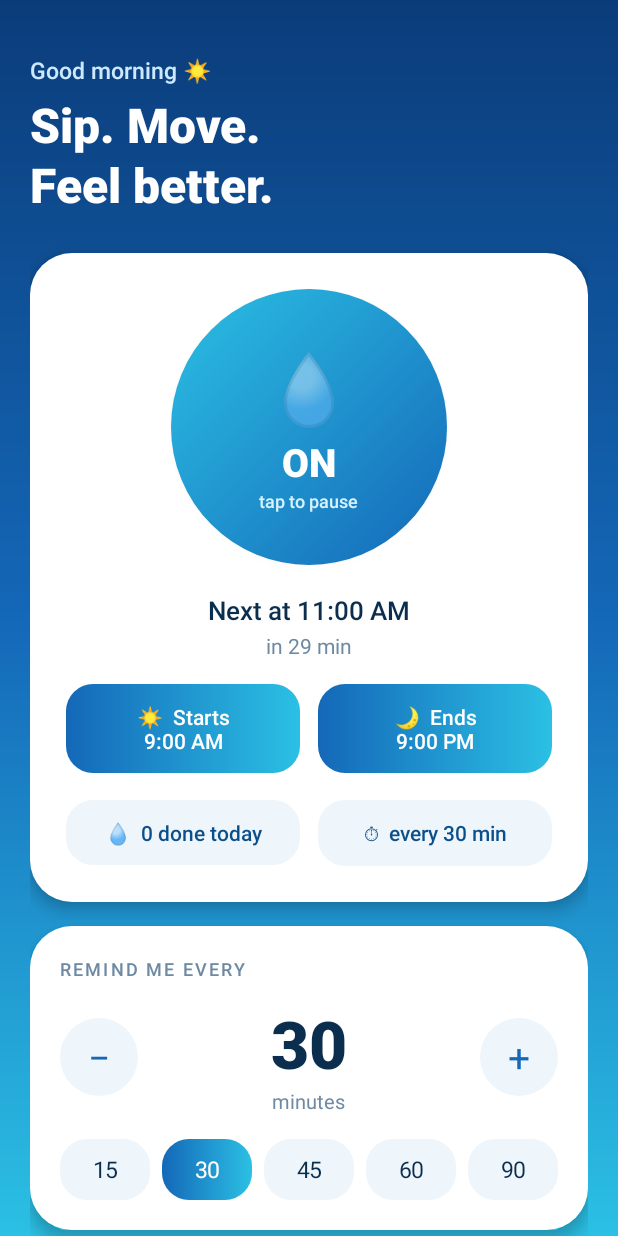
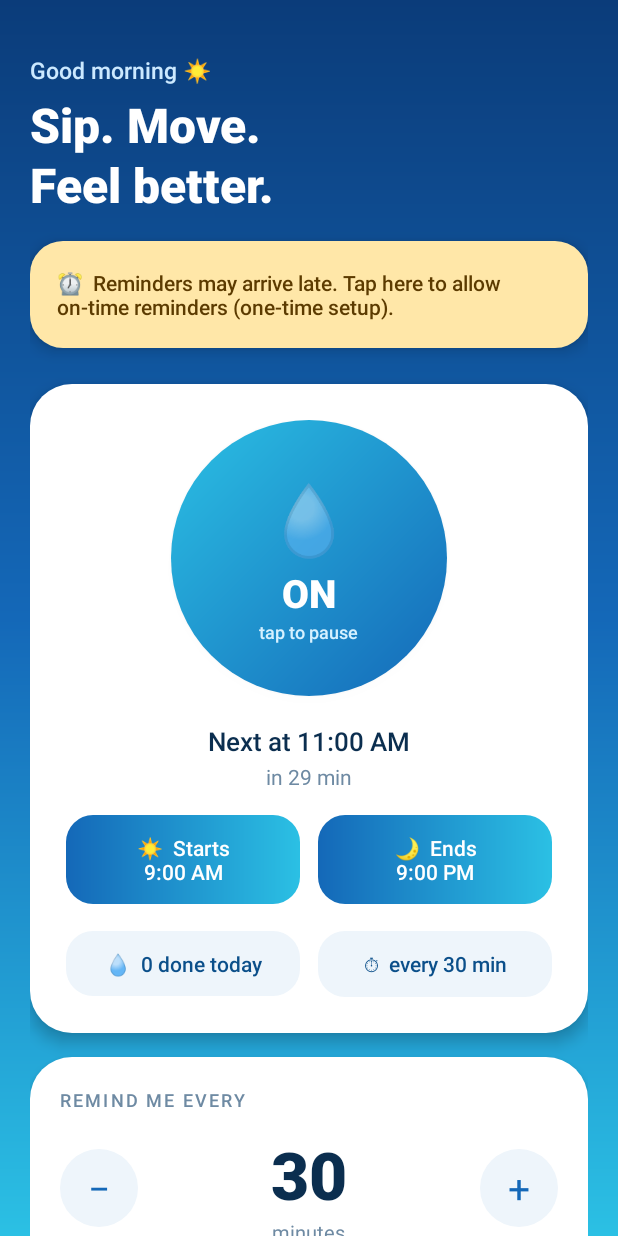
Before and after one commit to AnjanKailash/water-posture, an Android app: the screen it shows after launch (MainActivity), on a phone screen of 412 x 824 dp. Run offline under Robolectric (Android 15) with nearby library versions, the phone set to English and light mode, and no system bars.

Commit message:
v3.5: no double reminder after a late alarm; snooze never collides with next slot; on-time banner on top
Co-Authored-By: Claude Opus 5.5 <noreply@anthropic.com>
Claude-Session: https://claude.ai/code/session_01QVXpsxRWGW4c6FmNZ4x47k

```diff
--- a/app/build.gradle.kts
+++ b/app/build.gradle.kts
@@ -11,8 +11,8 @@ android {
         applicationId = "com.anjan.hydrate"
         minSdk = 26          // Android 8.0+
         targetSdk = 35
-        versionCode = 14
-        versionName = "3.4"
+        versionCode = 15
+        versionName = "3.5"
     }
 
     // Fixed signing key so every new APK installs over the previous one.
--- a/app/src/main/java/com/anjan/hydrate/ReminderReceiver.kt
+++ b/app/src/main/java/com/anjan/hydrate/ReminderReceiver.kt
@@ -35,7 +35,8 @@ class ReminderReceiver : BroadcastReceiver() {
         }
 
         // Queue the next slot on the timetable first, so the cycle never stops.
-        Scheduler.scheduleNext(context)
+        // (At least half an interval away, so a late reminder isn't followed by another right after.)
+        Scheduler.scheduleNextAfterReminder(context)
         Scheduler.cancelSnooze(context)  // a fresh reminder replaces any pending snooze
 
         // During Airplane mode / DND this slot is skipped silently; the next slot still rings.
--- a/app/src/main/res/layout/activity_main.xml
+++ b/app/src/main/res/layout/activity_main.xml
@@ -32,6 +32,20 @@
             android:textSize="32sp"
             android:lineSpacingExtra="2dp"
             android:fontFamily="sans-serif-black" />
+
+        <!-- One-time setup banner (only when precise timing isn't allowed) -->
+        <TextView
+            android:id="@+id/exact"
+            android:layout_width="match_parent"
+            android:layout_height="wrap_content"
+            android:layout_marginTop="16dp"
+            android:elevation="6dp"
+            android:padding="18dp"
+            android:text="⏰  Reminders may arrive late. Tap here to allow on-time reminders (one-time setup)."
+            android:textColor="#5C3B00"
+            android:textSize="14sp"
+            android:fontFamily="sans-serif-medium"
+            android:visibility="gone" />
 
         <!-- Hero card: big on/off circle -->
         <LinearLayout
@@ -337,19 +351,7 @@
             </LinearLayout>
         </LinearLayout>
 
-        <!-- One-time setup banner (only when precise timing isn't allowed) -->
-        <TextView
-            android:id="@+id/exact"
-            android:layout_width="match_parent"
-            android:layout_height="wrap_content"
-            android:layout_marginTop="16dp"
-            android:elevation="6dp"
-            android:padding="18dp"
-            android:text="⏰  Tap to allow on-time reminders (one-time setup)"
-            android:textColor="#5C3B00"
-            android:textSize="14sp"
-            android:fontFamily="sans-serif-medium"
-            android:visibility="gone" />
+
 
         <TextView
             android:id="@+id/test"
```
Also changed, not shown: app/src/main/java/com/anjan/hydrate/Scheduler.kt (+13 -0 lines).
